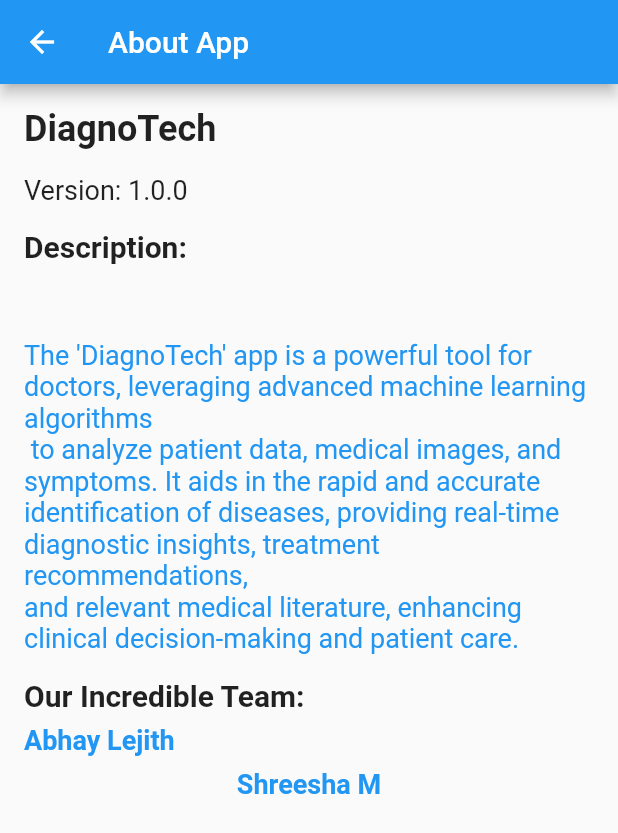
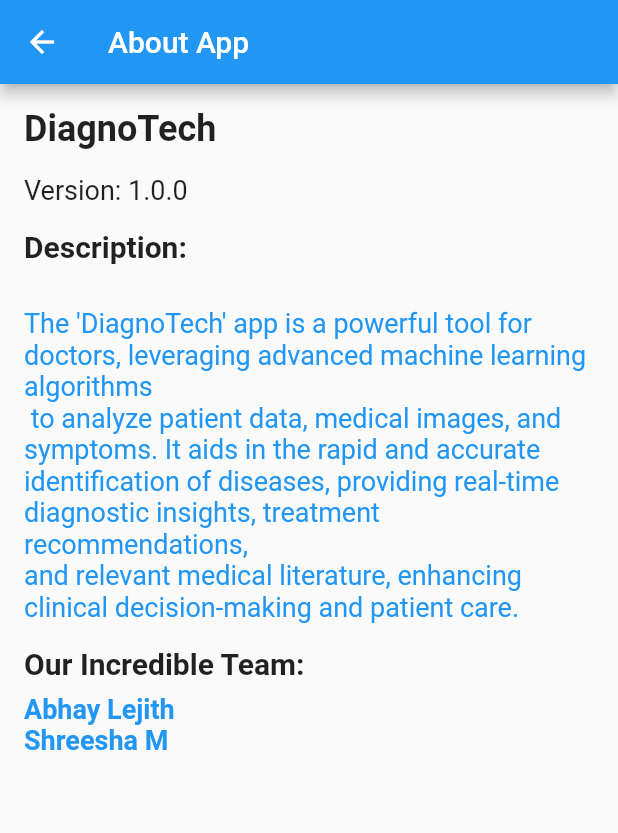
Before and after one commit to ShreeshaM07/DiagnoTech, a Flutter app: the screen it shows after launch, in the side drawer, after a tap on "About App", on a phone screen of 412 x 824 dp. Shown: the top 833 px of the screen. Run offline on Flutter 3.47's test engine with Material 2 defaults, Android fonts, the phone set to English and light mode, and no system bars; our stand-ins replace file_picker, fl_chart, sqflite, sqflite_common_ffi; accounts and stored records are empty.

Commit message:
Minor UI changes to database and about page

```diff
--- a/lib/main.dart
+++ b/lib/main.dart
@@ -584,7 +584,7 @@
           final prediction = _historyData[index];
           return Container(
             width: 200,
-            height: 200,
+            height: 125,
             child: ListTile(
               title: Text('Name: ${prediction['name']}'),
               subtitle: Column(
@@ -1035,7 +1035,10 @@
         itemCount: _historyData.length,
         itemBuilder: (context, index) {
           final prediction = _historyData[index];
-          return ListTile(
+          return Container(
+            width: 200,
+            height: 125,
+            child: ListTile(
               title: Text('Name: ${prediction['name']}'),
               subtitle: Column(
                 crossAxisAlignment: CrossAxisAlignment.start,
@@ -1045,6 +1048,7 @@
                   Text('Prediction: ${prediction['prediction']}'),
                   Text('Confidence level: ${prediction['confidence']}'),
                 ],
+              ),
             ),
           );
         },
@@ -1479,7 +1483,7 @@
           final prediction = _historyData[index];
           return Container(
             width: 200,
-            height: 150,
+            height: 125,
             child: ListTile(
               title: Text('Name: ${prediction['name']}'),
               subtitle: Column(
@@ -1598,7 +1602,7 @@
             ),
             SizedBox(height: 8),
             Text(
-              "\n\nThe 'DiagnoTech' app is a powerful tool for doctors, leveraging advanced machine learning algorithms\n to analyze patient data, medical images, and symptoms. It aids in the rapid and accurate\nidentification of diseases, providing real-time diagnostic insights, treatment recommendations, \nand relevant medical literature, enhancing clinical decision-making and patient care.",
+              "\nThe 'DiagnoTech' app is a powerful tool for doctors, leveraging advanced machine learning algorithms\n to analyze patient data, medical images, and symptoms. It aids in the rapid and accurate\nidentification of diseases, providing real-time diagnostic insights, treatment recommendations, \nand relevant medical literature, enhancing clinical decision-making and patient care.",
               style: TextStyle(
                 fontSize: 18, // Set your desired font size
                 color: Colors.blue,
@@ -1614,22 +1618,11 @@
             ),
             SizedBox(height: 8),
             Text(
-              'Abhay Lejith',
+              'Abhay Lejith\nShreesha M',
               style: TextStyle(
                 fontSize: 18, // Set your desired font size
                 color: Colors.blue,
                 fontWeight: FontWeight.bold,
-              ),
-            ),
-            SizedBox(height: 8),
-            Center(
-              child: Text(
-                "Shreesha M",
-                style: TextStyle(
-                  fontSize: 18, // Set your desired font size
-                  color: Colors.blue,
-                  fontWeight: FontWeight.bold,
-                ),
               ),
             ),
           ],
```
Lines whose indentation alone changed are shown as unchanged.
